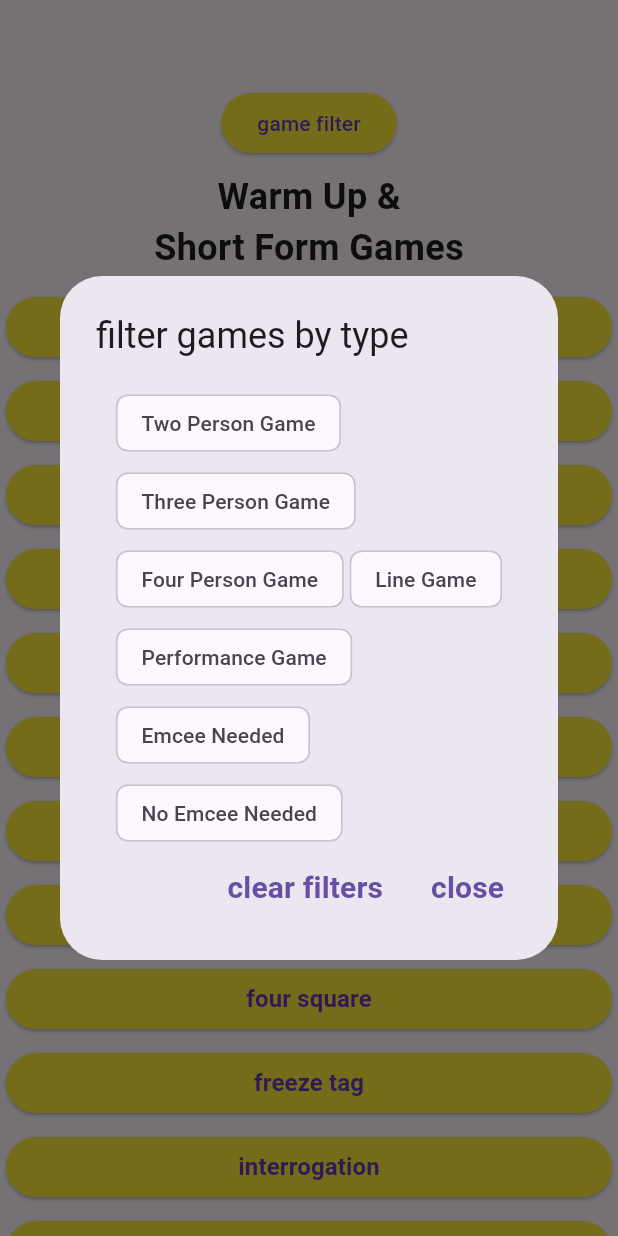
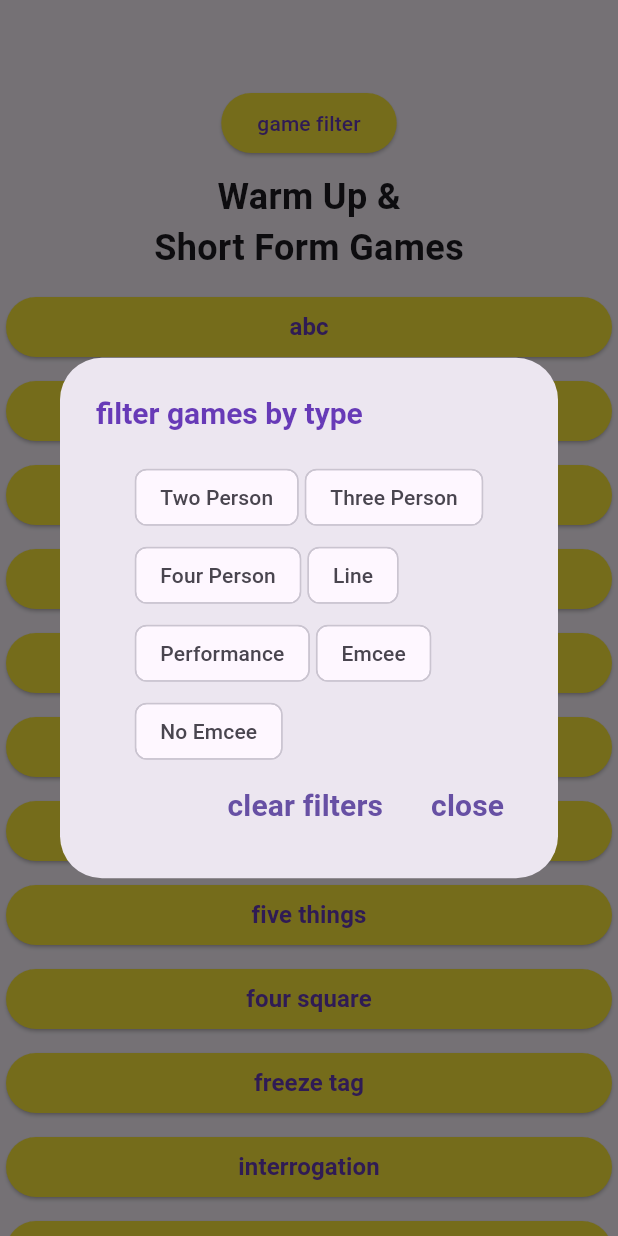
Before and after one commit to knuckledragger314/improv-tools, a Flutter app: the Games widget shown alone on an empty page, opened directly, after a tap on "game filter", on a phone screen of 412 x 824 dp. Run offline on Flutter 3.47's test engine with Material 3 defaults, Android fonts, the phone set to English and light mode, and no system bars; our stand-ins replace google_mobile_ads, styled_text; missing offline and left inert: flutter_email_sender; network calls fail.

Commit message:
fixed filter overflow issue and increased version

```diff
--- a/lib/types/games/game_filters.dart
+++ b/lib/types/games/game_filters.dart
@@ -1,13 +1,13 @@
 abstract class GameFilters {
   static List<String> getGameFilters() {
     var gameFilters = [
-      'Two Person Game',
-      'Three Person Game',
-      'Four Person Game',
-      'Line Game',
-      'Performance Game',
-      'Emcee Needed',
-      'No Emcee Needed'
+      'Two Person',
+      'Three Person',
+      'Four Person',
+      'Line',
+      'Performance',
+      'Emcee',
+      'No Emcee'
     ];
     return gameFilters;
   }
--- a/lib/views/games.dart
+++ b/lib/views/games.dart
@@ -77,7 +77,7 @@ class _GamesState extends State<Games> {
                     context: context,
                     builder: (BuildContext context) {
                       return AlertDialog(
-                        title: const Text('filter games by type'),
+                        title: const Text('filter games by type', style: TextStyle(fontSize: 20.0, fontWeight: FontWeight.w700, color: Colors.deepPurple)),
                         content: MultiSelectChip(
                             chipFilterList: allFiltersList,
                             selectedChoices: selectedFilters,
--- a/pubspec.yaml
+++ b/pubspec.yaml
@@ -16,7 +16,7 @@ publish_to: 'none' # Remove this line if you wish to publish to pub.dev
 # https://developer.apple.com/library/archive/documentation/General/Reference/InfoPlistKeyReference/Articles/CoreFoundationKeys.html
 # In Windows, build-name is used as the major, minor, and patch parts
 # of the product and file versions while build-number is used as the build suffix.
-version: 1.0.3+4
+version: 1.0.4+5
 
 environment:
   sdk: '>=3.0.3 <4.0.0'
```
Also changed, not shown: 7 other files.
